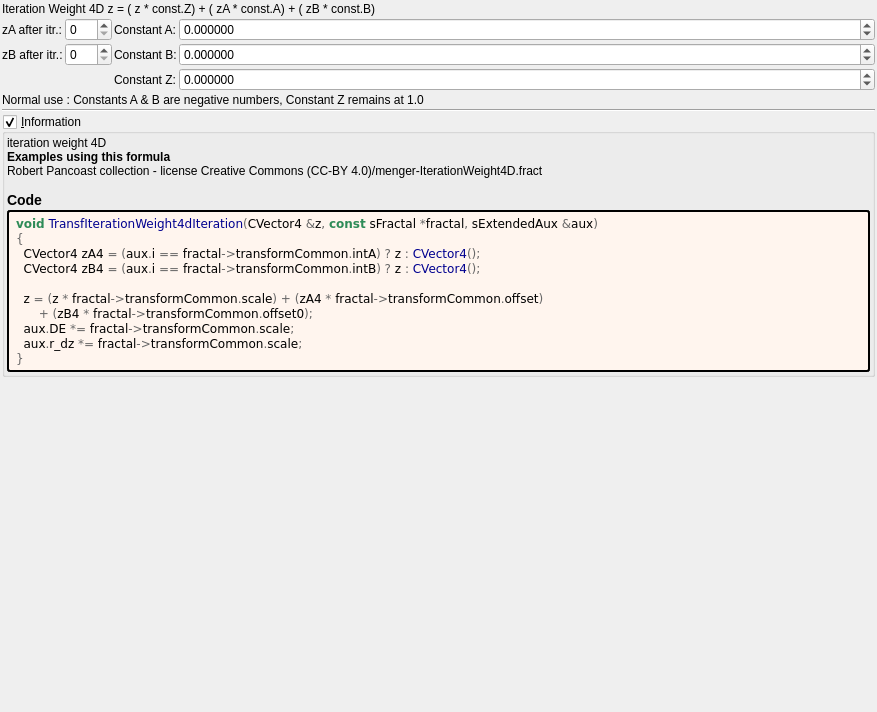
The window that mandelbulber2/formula/ui/transf_iteration_weight4d.ui (buddhi1980/mandelbulber2) describes before a commit, drawn with Qt 5.
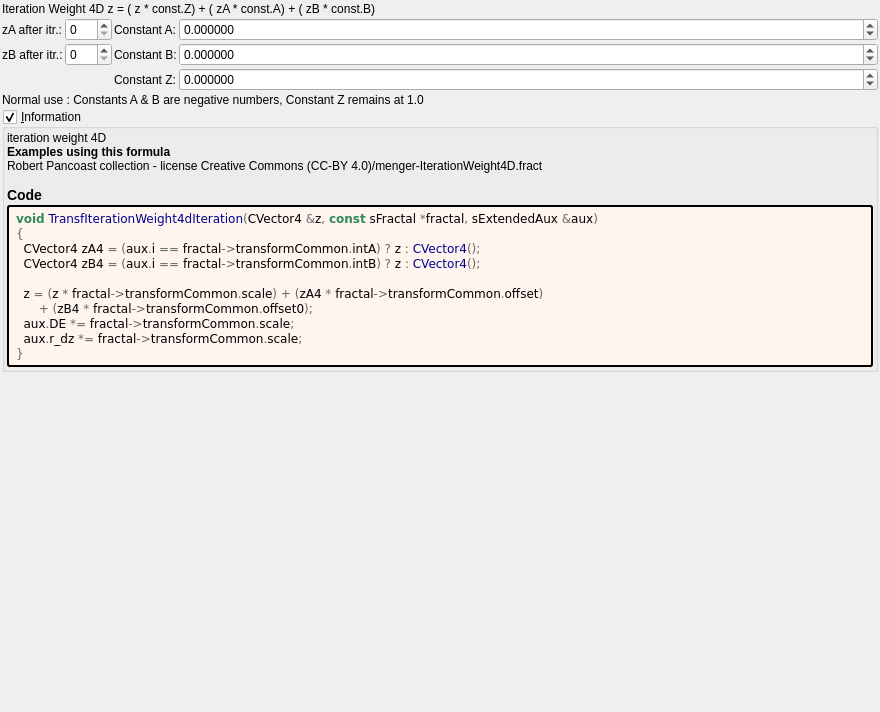
The same window after the commit. Custom widgets are drawn as their Qt base class.

Diff of the .ui file:
```diff
--- a/mandelbulber2/formula/ui/transf_iteration_weight4d.ui
+++ b/mandelbulber2/formula/ui/transf_iteration_weight4d.ui
@@ -6,7 +6,7 @@
    <rect>
     <x>0</x>
     <y>0</y>
-    <width>877</width>
+    <width>880</width>
     <height>712</height>
    </rect>
   </property>
@@ -207,13 +207,6 @@
      </item>
     </layout>
    </item>
-   <item>
-    <widget class="Line" name="line_8">
-     <property name="orientation">
-      <enum>Qt::Horizontal</enum>
-     </property>
-    </widget>
-   </item>
    <item>
     <widget class="MyGroupBox" name="groupCheck_info">
      <property name="title">
@@ -309,17 +302,17 @@
   </layout>
  </widget>
  <customwidgets>
+  <customwidget>
+   <class>MyDoubleSpinBox</class>
+   <extends>QDoubleSpinBox</extends>
+   <header>my_double_spin_box.h</header>
+  </customwidget>
   <customwidget>
    <class>MyGroupBox</class>
    <extends>QGroupBox</extends>
    <header>my_group_box.h</header>
    <container>1</container>
   </customwidget>
-  <customwidget>
-   <class>MyDoubleSpinBox</class>
-   <extends>QDoubleSpinBox</extends>
-   <header>my_double_spin_box.h</header>
-  </customwidget>
   <customwidget>
    <class>MySpinBox</class>
    <extends>QSpinBox</extends>
```
Left out of the diff: 2 changed lines with no effect on the pictures.
